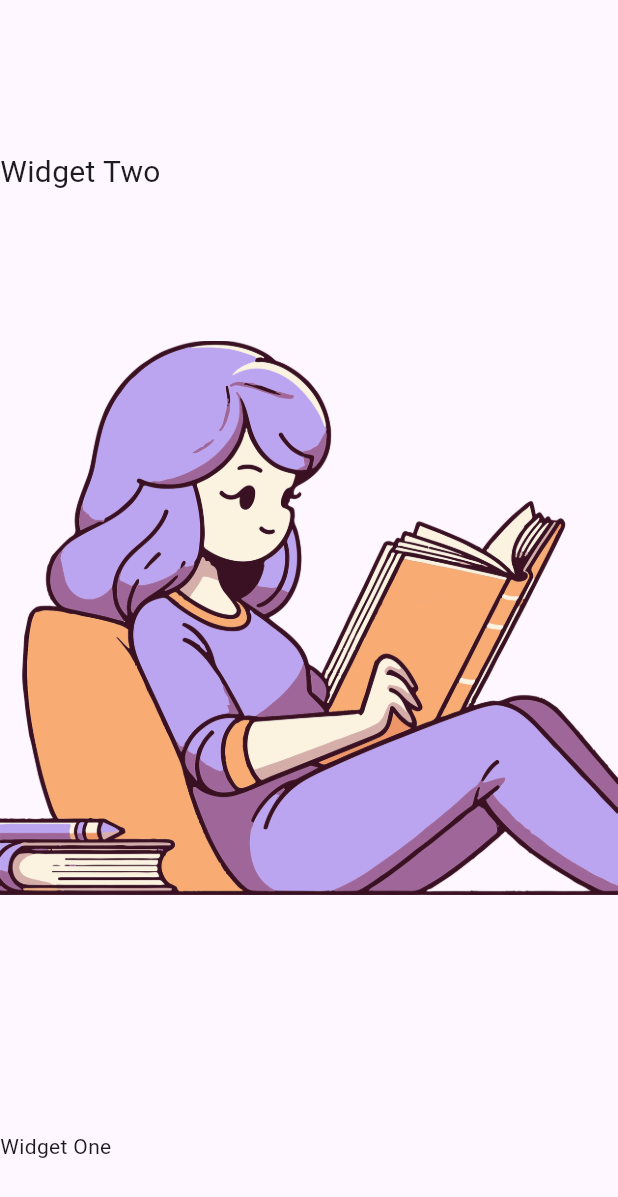
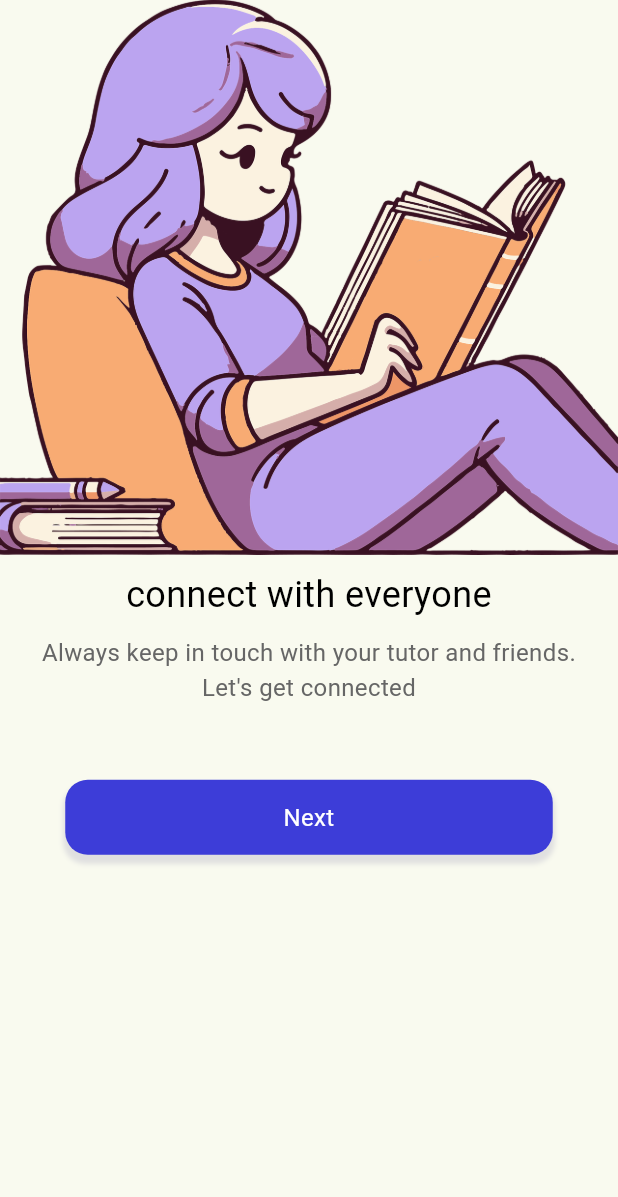
Before and after one commit to Ukeshgit/learning_app, a Flutter app: the screen it shows after launch, swiped to page 2, on a phone screen of 412 x 824 dp. Shown: the top 1197 px of the screen. Run offline on Flutter 3.47's test engine with Material 3 defaults, Android fonts, the phone set to English and light mode, and no system bars; our stand-ins replace flutter_riverpod, flutter_svg.

Commit message:
Add:widgets for boxshadow and button

```diff
--- /dev/null
+++ b/lib/app/welcome/view/screen/welcome_screen.dart
@@ -0,0 +1,45 @@
+import 'package:flutter/material.dart';
+import 'package:flutter_svg/flutter_svg.dart';
+import 'package:learner/app/welcome/view/widgets/widget.dart';
+import 'package:learner/common/widgets/text_widgets.dart';
+
+class WelcomeScreen extends StatelessWidget {
+  const WelcomeScreen({super.key});
+
+  @override
+  Widget build(BuildContext context) {
+    return Scaffold(
+      body: Stack(
+        children: [
+          Container(
+            child: PageView(
+              children: [
+                //first page
+                appOnBoardingPage(
+                  imagepath: "assets/images/reading.png",
+                  title: "First See learning",
+                  subtitle:
+                      "Forgot about all paper all knowledge are in one learning",
+                ),
+                appOnBoardingPage(
+                  imagepath: "assets/images/reading2.png",
+                  title: "connect with everyone",
+                  subtitle:
+                      "Always keep in touch with your tutor and friends. Let's get connected",
+                ),
+                appOnBoardingPage(
+                  imagepath: "assets/images/boy.png",
+                  title: "Always fascinated learning",
+                  subtitle:
+                      "Anytime,anywhere. The time is at your discretion. So Study anywhere",
+                ),
+              ],
+            ),
+          ),
+
+          // Positioned(bottom: 50, child: Text("Widget One")),
+        ],
+      ),
+    );
+  }
+}
--- a/lib/app/welcome/view/welcome_screen.dart
+++ /dev/null
@@ -1,42 +0,0 @@
-import 'package:flutter/material.dart';
-import 'package:flutter_svg/flutter_svg.dart';
-import 'package:learner/common/widgets/text_widgets.dart';
-
-class WelcomeScreen extends StatelessWidget {
-  const WelcomeScreen({super.key});
-
-  @override
-  Widget build(BuildContext context) {
-    return Scaffold(
-      body: Stack(
-        children: [
-          Container(
-            child: PageView(
-              children: [
-                Column(
-                  children: [
-                    Image.asset("assets/images/reading.png", fit: BoxFit.cover),
-                    Container(
-                      margin: EdgeInsets.only(top: 20),
-                      child: text24Normal(text: "First See learning"),
-                    ),
-                  ],
-                ),
-
-                Image.asset("assets/images/reading2.png"),
-              ],
-            ),
-          ),
-
-          Positioned(bottom: 50, child: Text("Widget One")),
-          Positioned(
-            top: 100,
-            bottom: 10,
-
-            child: Text("Widget Two", style: TextStyle(fontSize: 20)),
-          ),
-        ],
-      ),
-    );
-  }
-}
--- /dev/null
+++ b/lib/app/welcome/view/widgets/widget.dart
@@ -0,0 +1,41 @@
+import 'package:flutter/material.dart';
+import 'package:learner/common/widgets/app_shadow.dart';
+import 'package:learner/common/widgets/text_widgets.dart';
+
+Widget appOnBoardingPage({
+  required String title,
+  required String imagepath,
+  required String subtitle,
+}) {
+  return Column(
+    children: [
+      Image.asset(imagepath, fit: BoxFit.cover),
+      Container(
+        margin: EdgeInsets.only(top: 10, left: 16, right: 16),
+        child: text24Normal(text: title),
+      ),
+      Container(
+        margin: EdgeInsets.only(top: 10),
+        padding: EdgeInsets.symmetric(horizontal: 16),
+        child: text16Normal(text: subtitle),
+      ),
+      _nextbutton(),
+    ],
+  );
+}
+
+Widget _nextbutton() {
+  return GestureDetector(
+    onTap: () {
+      print("Tapped");
+    },
+    child: Container(
+      margin: EdgeInsets.only(top: 50),
+      height: 50,
+      width: 325,
+
+      decoration: appBoxShadow(),
+      child: Center(child: text16Normal(text: "Next", color: Colors.white)),
+    ),
+  );
+}
--- a/lib/common/widgets/text_widgets.dart
+++ b/lib/common/widgets/text_widgets.dart
@@ -1,12 +1,21 @@
 import 'package:flutter/material.dart';
+import 'package:learner/common/utils/app_colors.dart';
 
-Widget text24Normal({String? text}) {
+Widget text24Normal({String? text, Color color = AppColors.primaryText}) {
   return Text(
     text ?? "",
-    style: TextStyle(
-      color: Colors.blue,
-      fontSize: 25,
-      fontWeight: FontWeight.normal,
-    ),
+    textAlign: TextAlign.center,
+    style: TextStyle(color: color, fontSize: 24, fontWeight: FontWeight.normal),
   );
 }
+
+Widget text16Normal({
+  String text = "",
+  Color color = AppColors.primarySecondaryElementText,
+}) {
+  return Text(
+    text,
+    textAlign: TextAlign.center,
+    style: TextStyle(color: color, fontSize: 16, fontWeight: FontWeight.normal),
+  );
+}
--- a/lib/main.dart
+++ b/lib/main.dart
@@ -1,6 +1,6 @@
 import 'package:flutter/material.dart';
 import 'package:flutter_riverpod/flutter_riverpod.dart';
-import 'package:learner/app/welcome/view/welcome_screen.dart';
+import 'package:learner/app/welcome/view/screen/welcome_screen.dart';
 
 void main() {
   runApp(ProviderScope(child: MyApp()));
@@ -15,7 +15,9 @@ class MyApp extends StatelessWidget {
       debugShowCheckedModeBanner: false,
       title: 'Flutter Demo',
       theme: ThemeData(
-        colorScheme: ColorScheme.fromSeed(seedColor: Colors.deepPurple),
+        colorScheme: ColorScheme.fromSeed(
+          seedColor: Colors.lightGreen,
+        ), //background halka greenish vayo hernu app ma),
       ),
       home: WelcomeScreen(),
     );
```
Also changed, not shown: lib/common/utils/app_colors.dart (added, +52 -0 lines), lib/common/widgets/app_shadow.dart (added, +22 -0 lines), assets/images/boy.png (added), 1 other file.
